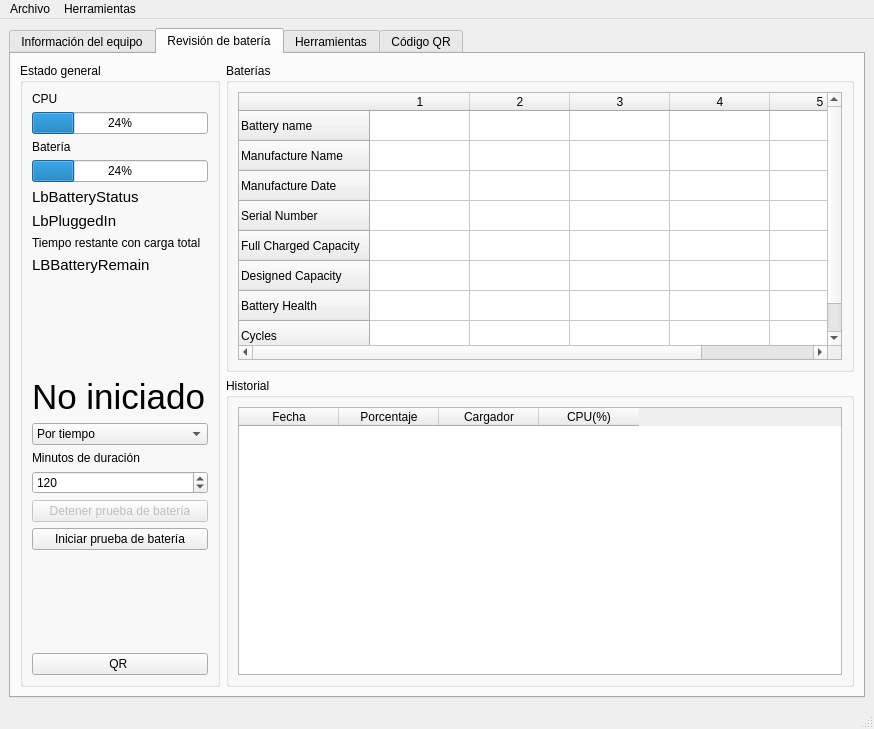
The window that ui/mainwindow.ui (gabod22/PatiaTest) describes before a commit, drawn with Qt 5.
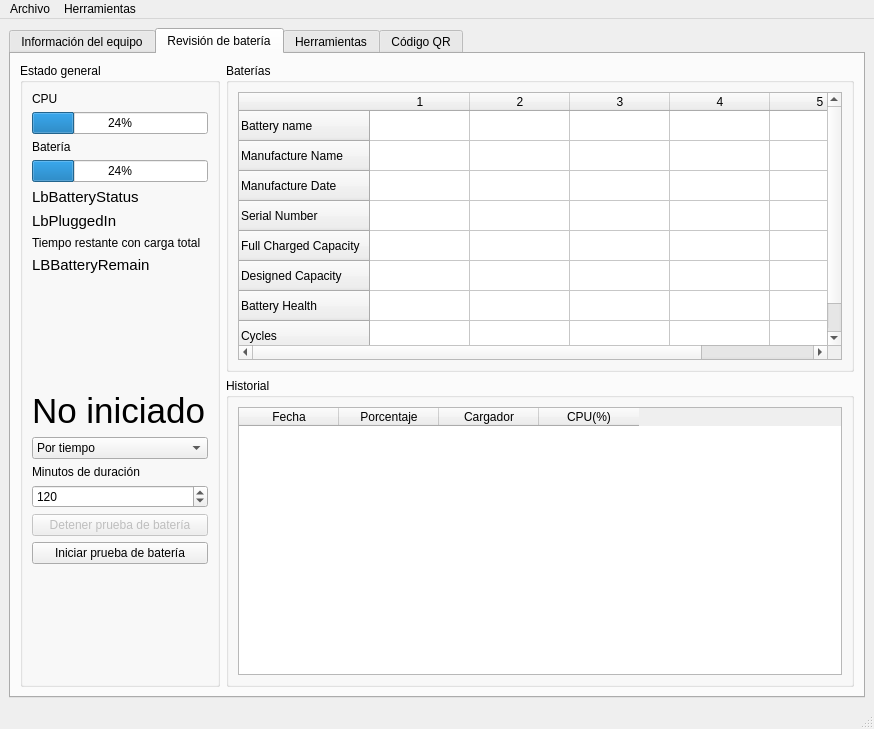
The same window after the commit. The open tabs and pages were chosen to show the change. Icons and pictures are not drawn.

Diff of the .ui file:
```diff
--- a/ui/mainwindow.ui
+++ b/ui/mainwindow.ui
@@ -576,13 +576,6 @@
              </property>
             </spacer>
            </item>
-           <item>
-            <widget class="QPushButton" name="BtnSaveBatteryRecord">
-             <property name="text">
-              <string>QR </string>
-             </property>
-            </widget>
-           </item>
           </layout>
          </widget>
         </item>
```
